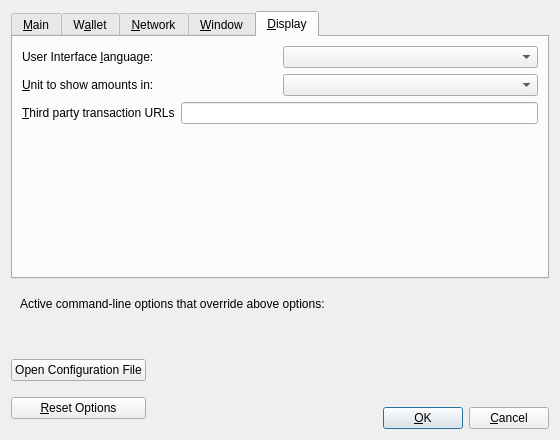
Before: the Qt Designer form src/qt/forms/optionsdialog.ui in hardwarewise/SIN-core, drawn with Qt 5.
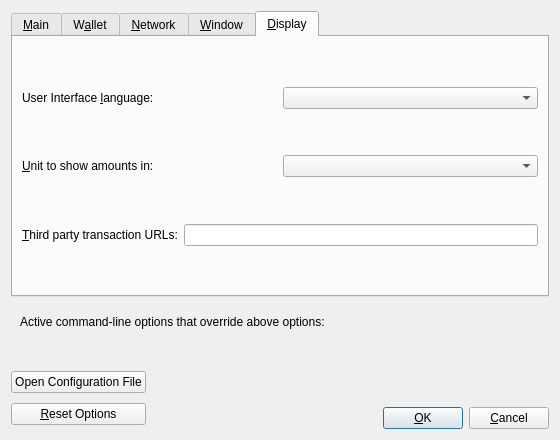
After: the same form once the commit is applied. The open tabs and pages were chosen to show the change. Custom widgets are drawn as their Qt base class.

```diff
--- a/src/qt/forms/optionsdialog.ui
+++ b/src/qt/forms/optionsdialog.ui
@@ -19,6 +19,9 @@
   <layout class="QVBoxLayout" name="verticalLayout">
    <item>
     <widget class="QTabWidget" name="tabWidget">
+     <property name="styleSheet">
+      <string notr="true"/>
+     </property>
      <property name="currentIndex">
       <number>1</number>
      </property>
@@ -627,6 +630,19 @@
        <string>&amp;Display</string>
       </attribute>
       <layout class="QVBoxLayout" name="verticalLayout_Display">
+       <item>
+        <spacer name="verticalSpacer_8">
+         <property name="orientation">
+          <enum>Qt::Vertical</enum>
+         </property>
+         <property name="sizeHint" stdset="0">
+          <size>
+           <width>20</width>
+           <height>40</height>
+          </size>
+         </property>
+        </spacer>
+       </item>
        <item>
         <layout class="QHBoxLayout" name="horizontalLayout_1_Display">
          <item>
@@ -651,6 +667,19 @@
          </item>
         </layout>
        </item>
+       <item>
+        <spacer name="verticalSpacer_9">
+         <property name="orientation">
+          <enum>Qt::Vertical</enum>
+         </property>
+         <property name="sizeHint" stdset="0">
+          <size>
+           <width>20</width>
+           <height>40</height>
+          </size>
+         </property>
+        </spacer>
+       </item>
        <item>
         <layout class="QHBoxLayout" name="horizontalLayout_2_Display">
          <item>
@@ -675,6 +704,19 @@
          </item>
         </layout>
        </item>
+       <item>
+        <spacer name="verticalSpacer_10">
+         <property name="orientation">
+          <enum>Qt::Vertical</enum>
+         </property>
+         <property name="sizeHint" stdset="0">
+          <size>
+           <width>20</width>
+           <height>40</height>
+          </size>
+         </property>
+        </spacer>
+       </item>
        <item>
         <layout class="QHBoxLayout" name="horizontalLayout_3_Display">
          <item>
@@ -683,7 +725,7 @@
             <string>Third party URLs (e.g. a block explorer) that appear in the transactions tab as context menu items. %s in the URL is replaced by transaction hash. Multiple URLs are separated by vertical bar |.</string>
            </property>
            <property name="text">
-            <string>&amp;Third party transaction URLs</string>
+            <string>&amp;Third party transaction URLs:</string>
            </property>
            <property name="buddy">
             <cstring>thirdPartyTxUrls</cstring>
```
Left out of the diff: 166 changed lines with no effect on the pictures. Lines whose indentation alone changed are shown as unchanged.
